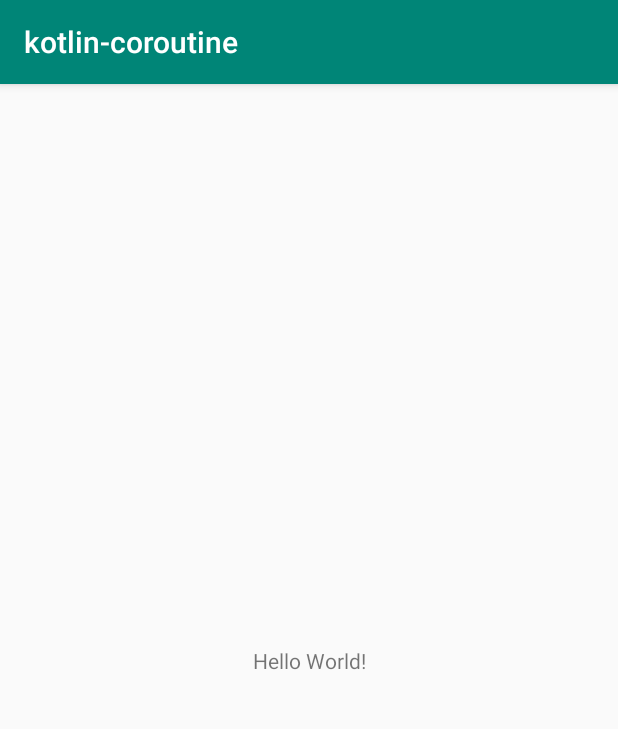
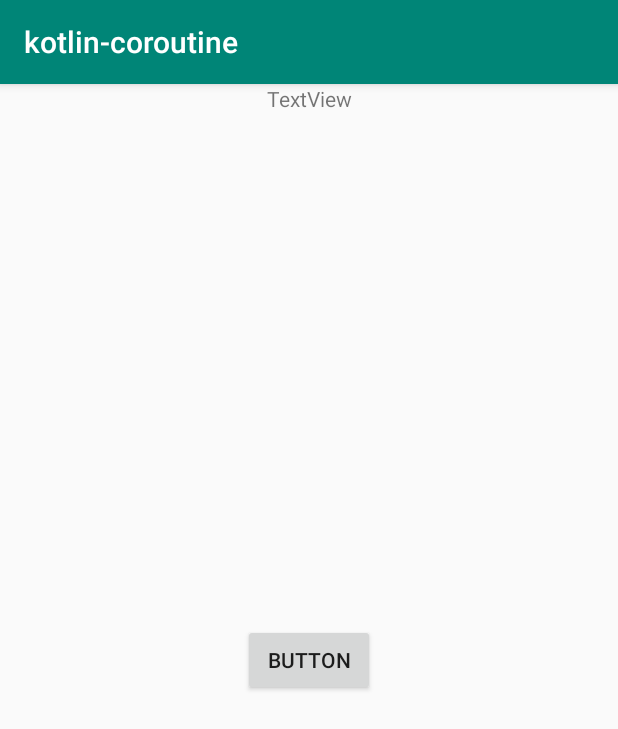
Before and after one commit to sahara-ooga/Android-Sample, an Android app: the screen it shows after launch (MainActivity), on a phone screen of 412 x 824 dp. Shown: the top 729 px of the screen. Run offline under Robolectric (Android 15) with nearby library versions, the phone set to English and light mode, and no system bars.

Commit message:
Update activity_main.xml
minimal ui

```diff
--- a/kotlincoroutine/app/src/main/res/layout/activity_main.xml
+++ b/kotlincoroutine/app/src/main/res/layout/activity_main.xml
@@ -6,13 +6,22 @@
     android:layout_height="match_parent"
     tools:context=".MainActivity">
 
-    <TextView
+    <Button
+        android:id="@+id/button"
         android:layout_width="wrap_content"
         android:layout_height="wrap_content"
-        android:text="Hello World!"
+        android:text="Button"
         app:layout_constraintBottom_toBottomOf="parent"
-        app:layout_constraintLeft_toLeftOf="parent"
-        app:layout_constraintRight_toRightOf="parent"
+        app:layout_constraintEnd_toEndOf="parent"
+        app:layout_constraintStart_toStartOf="parent"
         app:layout_constraintTop_toTopOf="parent" />
 
+    <TextView
+        android:id="@+id/textView"
+        android:layout_width="wrap_content"
+        android:layout_height="wrap_content"
+        android:text="TextView"
+        app:layout_constraintEnd_toEndOf="parent"
+        app:layout_constraintStart_toStartOf="parent"
+        tools:layout_editor_absoluteY="558dp" />
 </androidx.constraintlayout.widget.ConstraintLayout>
```
